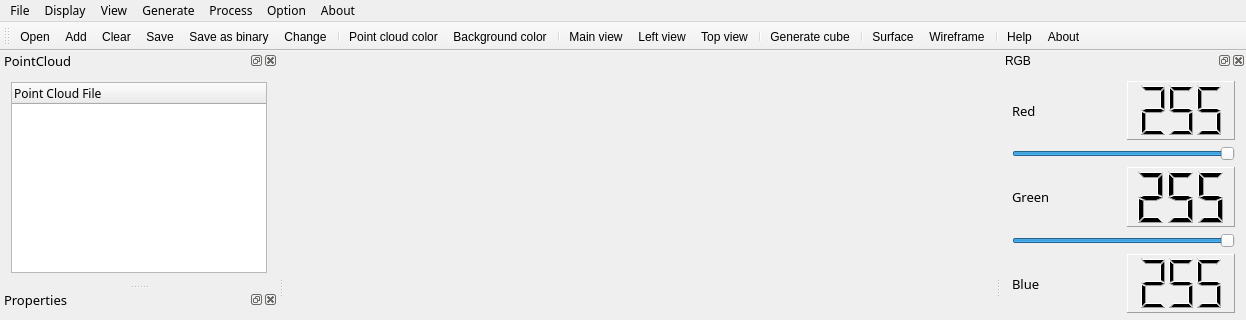
This is src/CloudViewer.ui in nightn/CloudViewer as Qt 5 draws it before an edit; both pictures show x 0 to 1246 and y 0 to 320 of the 1246 by 718 pixel window. The edited form follows.
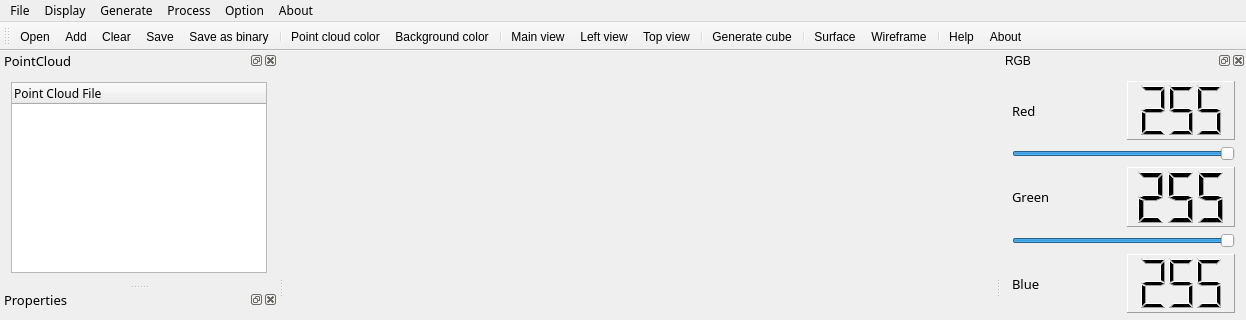
This is the edited form. Icons and pictures are not drawn. Custom widgets are drawn as their Qt base class.

Commit message: Add FileIO, refactor MyCloud and CloudViewer

The edit to the form file:
```diff
--- a/src/CloudViewer.ui
+++ b/src/CloudViewer.ui
@@ -159,15 +159,6 @@
     <addaction name="bgcolorAction"/>
     <addaction name="menuAngle_view"/>
    </widget>
-   <widget class="QMenu" name="menuView_2">
-    <property name="title">
-     <string>View</string>
-    </property>
-    <addaction name="dataAction"/>
-    <addaction name="propertyAction"/>
-    <addaction name="consoleAction"/>
-    <addaction name="RGBAction"/>
-   </widget>
    <widget class="QMenu" name="menuProcess">
     <property name="title">
      <string>Process</string>
@@ -191,7 +182,6 @@
    </widget>
    <addaction name="menuFile"/>
    <addaction name="menuView"/>
-   <addaction name="menuView_2"/>
    <addaction name="menuGenerate"/>
    <addaction name="menuProcess"/>
    <addaction name="menuOption"/>
@@ -209,7 +199,6 @@
    <addaction name="clearAction"/>
    <addaction name="saveAction"/>
    <addaction name="saveBinaryAction"/>
-   <addaction name="changeAction"/>
    <addaction name="separator"/>
    <addaction name="pointcolorAction"/>
    <addaction name="bgcolorAction"/>
```
Left out of the diff: 17 changed lines with no effect on the pictures. The commit also changes 10 other files.
